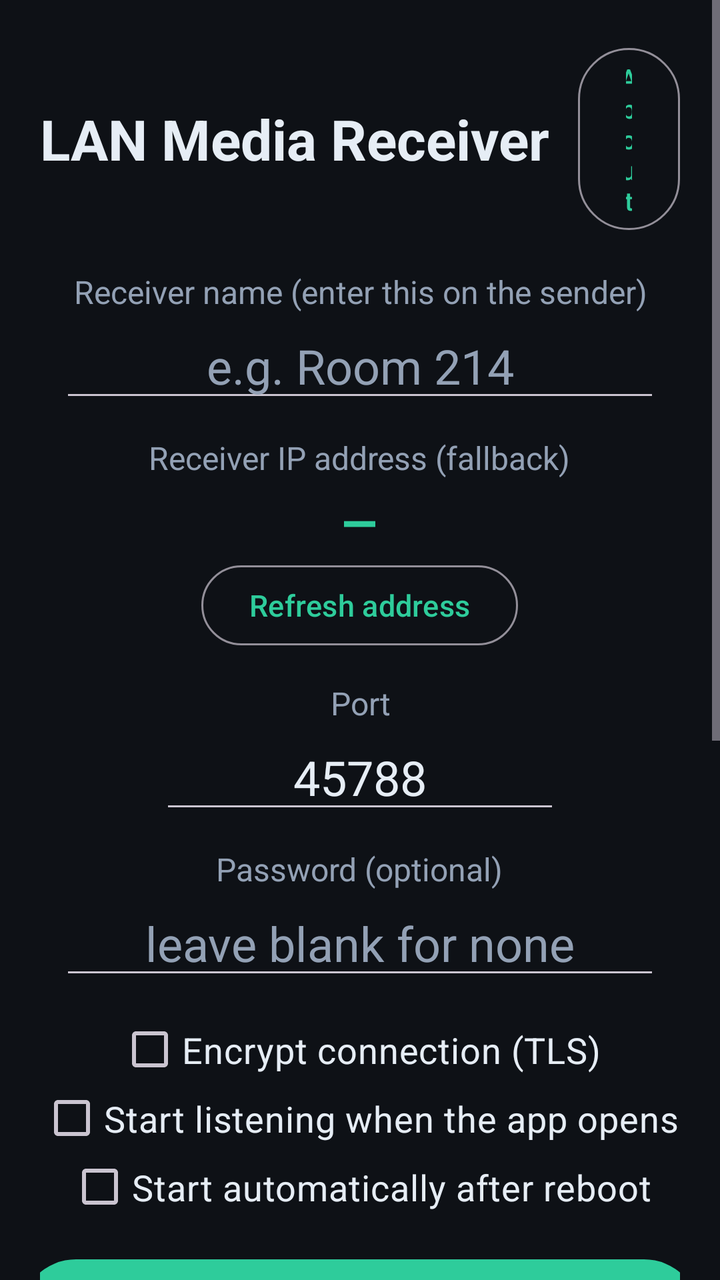
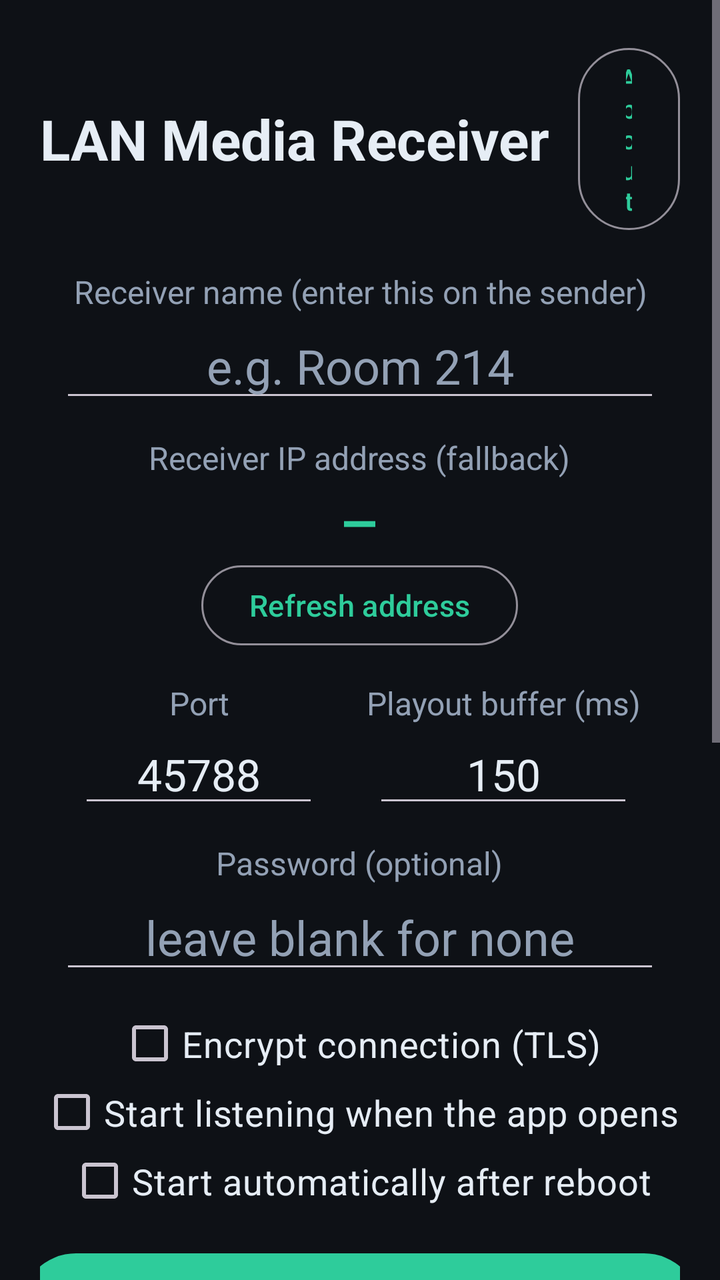

Before-and-after screenshots of an Android layout around one commit, followed by the original layout XML and the change that was made.
<!-- AndroidManifest.xml: application theme Theme.LANAudioReceiver -->
<!-- res/layout/activity_main.xml -->
<?xml version="1.0" encoding="utf-8"?>
<ScrollView xmlns:android="http://schemas.android.com/apk/res/android"
    android:layout_width="match_parent"
    android:layout_height="match_parent"
    android:background="@color/bg"
    android:fillViewport="true">

    <LinearLayout
        android:layout_width="match_parent"
        android:layout_height="wrap_content"
        android:orientation="vertical"
        android:gravity="center_horizontal"
        android:padding="20dp">

        <LinearLayout
            android:layout_width="wrap_content"
            android:layout_height="wrap_content"
            android:orientation="horizontal"
            android:gravity="center_vertical">

            <TextView
                android:layout_width="wrap_content"
                android:layout_height="wrap_content"
                android:text="@string/app_name"
                android:textColor="@color/text"
                android:textSize="28sp"
                android:textStyle="bold"
                android:gravity="center" />

            <Button
                android:id="@+id/btnAbout"
                style="?attr/materialButtonOutlinedStyle"
                android:layout_width="wrap_content"
                android:layout_height="wrap_content"
                android:layout_marginStart="14dp"
                android:minWidth="0dp"
                android:text="About"
                android:textSize="13sp" />
        </LinearLayout>

        <TextView
            android:layout_width="wrap_content"
            android:layout_height="wrap_content"
            android:layout_marginTop="16dp"
            android:text="Receiver name (enter this on the sender)"
            android:textColor="@color/muted"
            android:textSize="16sp"
            android:gravity="center" />

        <EditText
            android:id="@+id/etName"
            android:layout_width="300dp"
            android:layout_height="wrap_content"
            android:inputType="text"
            android:maxLines="1"
            android:hint="e.g. Room 214"
            android:textColor="@color/text"
            android:textColorHint="@color/muted"
            android:textSize="24sp"
            android:gravity="center"
            android:autofillHints="" />

        <TextView
            android:layout_width="wrap_content"
            android:layout_height="wrap_content"
            android:layout_marginTop="12dp"
            android:text="Receiver IP address (fallback)"
            android:textColor="@color/muted"
            android:textSize="16sp"
            android:gravity="center" />

        <TextView
            android:id="@+id/tvIp"
            android:layout_width="wrap_content"
            android:layout_height="wrap_content"
            android:layout_marginTop="2dp"
            android:text="—"
            android:textColor="@color/accent"
            android:textSize="26sp"
            android:textStyle="bold"
            android:fontFamily="monospace"
            android:gravity="center" />

        <Button
            android:id="@+id/btnRefreshIp"
            style="?attr/materialButtonOutlinedStyle"
            android:layout_width="wrap_content"
            android:layout_height="wrap_content"
            android:layout_marginTop="2dp"
            android:text="Refresh address"
            android:textSize="15sp" />

        <TextView
            android:layout_width="wrap_content"
            android:layout_height="wrap_content"
            android:layout_marginTop="14dp"
            android:text="Port"
            android:textColor="@color/muted"
            android:textSize="16sp"
            android:gravity="center" />

        <EditText
            android:id="@+id/etPort"
            android:layout_width="200dp"
            android:layout_height="wrap_content"
            android:inputType="number"
            android:text="45788"
            android:textColor="@color/text"
            android:textSize="24sp"
            android:gravity="center"
            android:autofillHints="" />

        <TextView
            android:layout_width="wrap_content"
            android:layout_height="wrap_content"
            android:layout_marginTop="12dp"
            android:text="Password (optional)"
            android:textColor="@color/muted"
            android:textSize="16sp"
            android:gravity="center" />

        <EditText
            android:id="@+id/etPassword"
            android:layout_width="300dp"
            android:layout_height="wrap_content"
            android:inputType="textPassword"
            android:hint="leave blank for none"
            android:textColor="@color/text"
            android:textColorHint="@color/muted"
            android:textSize="24sp"
            android:gravity="center"
            android:autofillHints="" />

        <CheckBox
            android:id="@+id/cbEncrypt"
            android:layout_width="wrap_content"
            android:layout_height="wrap_content"
            android:layout_marginTop="14dp"
            android:minHeight="0dp"
            android:paddingVertical="4dp"
            android:text="Encrypt connection (TLS)"
            android:textColor="@color/text"
            android:textSize="18sp" />

        <CheckBox
            android:id="@+id/cbAutostart"
            android:layout_width="wrap_content"
            android:layout_height="wrap_content"
            android:layout_marginTop="2dp"
            android:minHeight="0dp"
            android:paddingVertical="4dp"
            android:text="Start listening when the app opens"
            android:textColor="@color/text"
            android:textSize="18sp" />

        <CheckBox
            android:id="@+id/cbBootstart"
            android:layout_width="wrap_content"
            android:layout_height="wrap_content"
            android:layout_marginTop="2dp"
            android:minHeight="0dp"
            android:paddingVertical="4dp"
            android:text="Start automatically after reboot"
            android:textColor="@color/text"
            android:textSize="18sp" />

        <Button
            android:id="@+id/btnStartStop"
            android:layout_width="340dp"
            android:layout_height="64dp"
            android:layout_marginTop="16dp"
            android:text="Start listening"
            android:textSize="22sp"
            android:textStyle="bold" />

        <Button
            android:id="@+id/btnMinimize"
            style="?attr/materialButtonOutlinedStyle"
            android:layout_width="340dp"
            android:layout_height="52dp"
            android:layout_marginTop="10dp"
            android:text="Minimize"
            android:textSize="18sp" />

        <TextView
            android:layout_width="wrap_content"
            android:layout_height="wrap_content"
            android:layout_marginTop="14dp"
            android:text="Status"
            android:textColor="@color/muted"
            android:textSize="16sp"
            android:gravity="center" />

        <TextView
            android:id="@+id/tvStatus"
            android:layout_width="match_parent"
            android:layout_height="wrap_content"
            android:layout_marginTop="2dp"
            android:text="Stopped"
            android:textColor="@color/text"
            android:textSize="18sp"
            android:textStyle="bold"
            android:gravity="center" />

        <TextView
            android:id="@+id/lblFingerprint"
            android:layout_width="wrap_content"
            android:layout_height="wrap_content"
            android:layout_marginTop="14dp"
            android:text="Security fingerprint (verify once on the sender)"
            android:textColor="@color/muted"
            android:textSize="15sp"
            android:gravity="center" />

        <TextView
            android:id="@+id/tvFingerprint"
            android:layout_width="match_parent"
            android:layout_height="wrap_content"
            android:layout_marginTop="2dp"
            android:text="—"
            android:textColor="@color/text"
            android:textSize="13sp"
            android:fontFamily="monospace"
            android:gravity="center" />

        <TextView
            android:layout_width="wrap_content"
            android:layout_height="wrap_content"
            android:layout_marginTop="16dp"
            android:text="For an always-on display, exempt this app from battery optimization."
            android:textColor="@color/muted"
            android:textSize="15sp"
            android:gravity="center" />

        <Button
            android:id="@+id/btnBattery"
            style="?attr/materialButtonOutlinedStyle"
            android:layout_width="wrap_content"
            android:layout_height="wrap_content"
            android:layout_marginTop="6dp"
            android:text="Open app settings"
            android:textSize="15sp" />

        <TextView
            android:layout_width="wrap_content"
            android:layout_height="wrap_content"
            android:layout_marginTop="14dp"
            android:text="Auto-show live view when a stream arrives — set appear on top."
            android:textColor="@color/muted"
            android:textSize="15sp"
            android:gravity="center" />

        <Button
            android:id="@+id/btnOverlay"
            style="?attr/materialButtonOutlinedStyle"
            android:layout_width="wrap_content"
            android:layout_height="wrap_content"
            android:layout_marginTop="6dp"
            android:layout_marginBottom="4dp"
            android:text="Open appear on top settings"
            android:textSize="15sp" />
    </LinearLayout>
</ScrollView>
<!-- resources referenced by this layout -->
<resources>
  <color name="accent">#2ECC9B</color>
  <color name="bg">#0E1116</color>
  <color name="muted">#93A1B5</color>
  <color name="text">#E6EDF5</color>
  <string name="app_name">LAN Media Receiver</string>
  <style name="Theme.LANAudioReceiver" parent="Theme.Material3.Dark.NoActionBar">
          <item name="android:windowBackground">@color/bg</item>
          <item name="colorPrimary">@color/accent</item>
          <item name="colorOnPrimary">#06231A</item>
      </style>
</resources>

<!-- the commit's change to res/layout/activity_main.xml (unified diff, before → after) -->
@@ -90,25 +90,66 @@
             android:text="Refresh address"
             android:textSize="15sp" />
 
-        <TextView
-            android:layout_width="wrap_content"
-            android:layout_height="wrap_content"
-            android:layout_marginTop="14dp"
-            android:text="Port"
-            android:textColor="@color/muted"
-            android:textSize="16sp"
-            android:gravity="center" />
-
-        <EditText
-            android:id="@+id/etPort"
-            android:layout_width="200dp"
-            android:layout_height="wrap_content"
-            android:inputType="number"
-            android:text="45788"
-            android:textColor="@color/text"
-            android:textSize="24sp"
-            android:gravity="center"
-            android:autofillHints="" />
+        <LinearLayout
+            android:layout_width="wrap_content"
+            android:layout_height="wrap_content"
+            android:layout_marginTop="14dp"
+            android:orientation="horizontal"
+            android:gravity="top">
+
+            <LinearLayout
+                android:layout_width="wrap_content"
+                android:layout_height="wrap_content"
+                android:orientation="vertical"
+                android:gravity="center_horizontal">
+
+                <TextView
+                    android:layout_width="wrap_content"
+                    android:layout_height="wrap_content"
+                    android:text="Port"
+                    android:textColor="@color/muted"
+                    android:textSize="16sp"
+                    android:gravity="center" />
+
+                <EditText
+                    android:id="@+id/etPort"
+                    android:layout_width="120dp"
+                    android:layout_height="wrap_content"
+                    android:inputType="number"
+                    android:text="45788"
+                    android:textColor="@color/text"
+                    android:textSize="22sp"
+                    android:gravity="center"
+                    android:autofillHints="" />
+            </LinearLayout>
+
+            <LinearLayout
+                android:layout_width="wrap_content"
+                android:layout_height="wrap_content"
+                android:layout_marginStart="24dp"
+                android:orientation="vertical"
+                android:gravity="center_horizontal">
+
+                <TextView
+                    android:layout_width="wrap_content"
+                    android:layout_height="wrap_content"
+                    android:text="Playout buffer (ms)"
+                    android:textColor="@color/muted"
+                    android:textSize="16sp"
+                    android:gravity="center" />
+
+                <EditText
+                    android:id="@+id/etBuffer"
+                    android:layout_width="130dp"
+                    android:layout_height="wrap_content"
+                    android:inputType="number"
+                    android:text="150"
+                    android:textColor="@color/text"
+                    android:textSize="22sp"
+                    android:gravity="center"
+                    android:autofillHints="" />
+            </LinearLayout>
+        </LinearLayout>
 
         <TextView
             android:layout_width="wrap_content"
@@ -173,14 +214,30 @@
             android:textSize="22sp"
             android:textStyle="bold" />
 
-        <Button
-            android:id="@+id/btnMinimize"
-            style="?attr/materialButtonOutlinedStyle"
-            android:layout_width="340dp"
-            android:layout_height="52dp"
+        <LinearLayout
+            android:layout_width="wrap_content"
+            android:layout_height="wrap_content"
             android:layout_marginTop="10dp"
-            android:text="Minimize"
-            android:textSize="18sp" />
+            android:orientation="horizontal">
+
+            <Button
+                android:id="@+id/btnMinimize"
+                style="?attr/materialButtonOutlinedStyle"
+                android:layout_width="165dp"
+                android:layout_height="52dp"
+                android:text="Minimize"
+                android:textSize="18sp" />
+
+            <Button
+                android:id="@+id/btnShowVideo"
+                style="?attr/materialButtonOutlinedStyle"
+                android:layout_width="165dp"
+                android:layout_height="52dp"
+                android:layout_marginStart="10dp"
+                android:enabled="false"
+                android:text="Live view"
+                android:textSize="18sp" />
+        </LinearLayout>
 
         <TextView
             android:layout_width="wrap_content"
@@ -201,7 +258,6 @@
             android:textSize="18sp"
             android:textStyle="bold"
             android:gravity="center" />
-
         <TextView
             android:id="@+id/lblFingerprint"
             android:layout_width="wrap_content"
